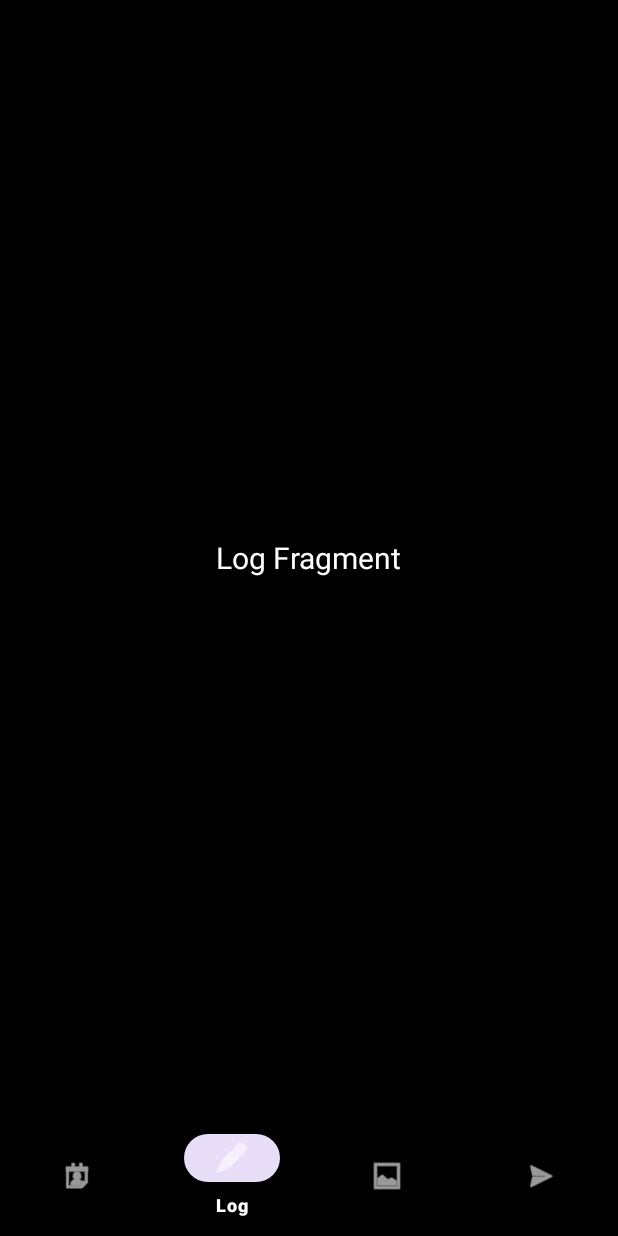
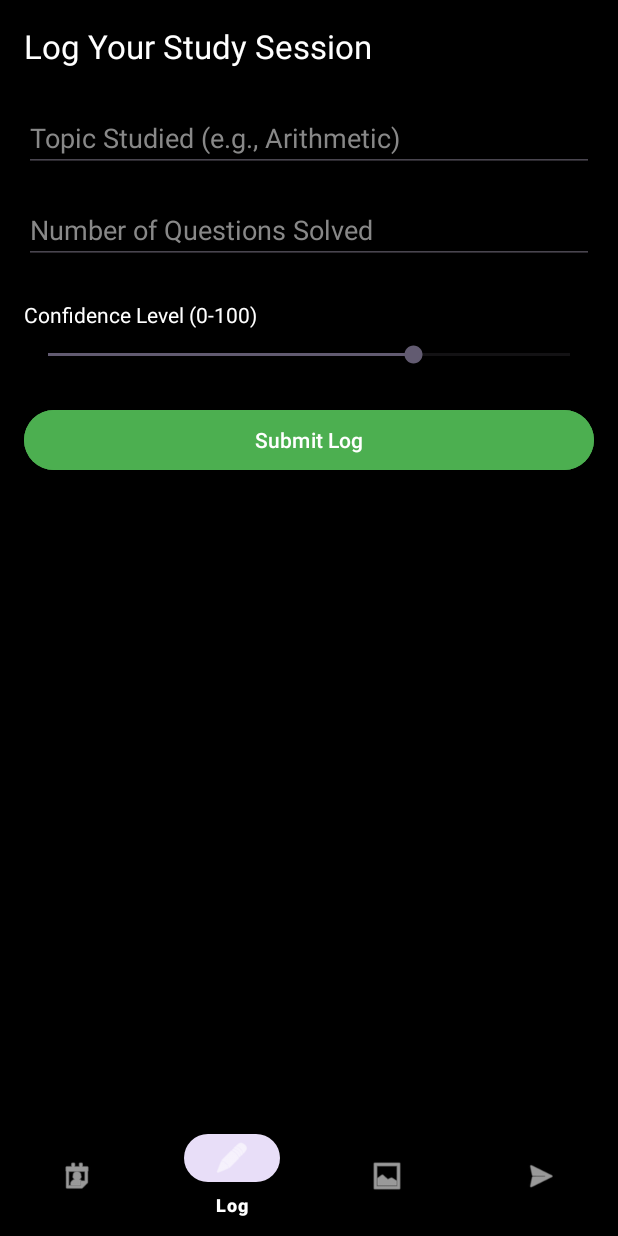
Before and after one commit to MistFullSnow/CatPrepAppNew, an Android app: the screen it shows after launch (MainActivity), item 2 of the bottom bar chosen, on a phone screen of 412 x 824 dp. Run offline under Robolectric (Android 15) with nearby library versions, the phone set to English and light mode, and no system bars.

Commit message:
Update fragment_log.xml

```diff
--- a/app/src/main/res/layout/fragment_log.xml
+++ b/app/src/main/res/layout/fragment_log.xml
@@ -1,15 +1,68 @@
 <?xml version="1.0" encoding="utf-8"?>
-<FrameLayout xmlns:android="http://schemas.android.com/apk/res/android"
+<LinearLayout xmlns:android="http://schemas.android.com/apk/res/android"
     android:layout_width="match_parent"
     android:layout_height="match_parent"
+    android:orientation="vertical"
+    android:padding="16dp"
     android:background="#000000">
 
     <TextView
         android:layout_width="wrap_content"
         android:layout_height="wrap_content"
+        android:text="Log Your Study Session"
+        android:textColor="@color/white"
+        android:textSize="22sp"
+        android:layout_marginBottom="24dp"/>
+
+    <EditText
+        android:id="@+id/topicEditText"
+        android:layout_width="match_parent"
+        android:layout_height="wrap_content"
+        android:hint="Topic Studied (e.g., Arithmetic)"
+        android:textColor="@color/white"
+        android:textColorHint="#888888"
+        android:layout_marginBottom="16dp"/>
+
+    <EditText
+        android:id="@+id/questionsEditText"
+        android:layout_width="match_parent"
+        android:layout_height="wrap_content"
+        android:hint="Number of Questions Solved"
+        android:inputType="number"
+        android:textColor="@color/white"
+        android:textColorHint="#888888"
+        android:layout_marginBottom="16dp"/>
+
+    <TextView
+        android:layout_width="wrap_content"
+        android:layout_height="wrap_content"
+        android:text="Confidence Level (0-100)"
+        android:textColor="@color/white"
+        android:layout_marginTop="8dp"/>
+
+    <SeekBar
+        android:id="@+id/confidenceSeekBar"
+        android:layout_width="match_parent"
+        android:layout_height="wrap_content"
+        android:max="100"
+        android:progress="70"
+        android:layout_marginTop="8dp"
+        android:layout_marginBottom="24dp"/>
+
+    <Button
+        android:id="@+id/submitButton"
+        android:layout_width="match_parent"
+        android:layout_height="wrap_content"
+        android:text="Submit Log"
+        android:backgroundTint="#4CAF50"
+        android:textColor="@color/white"/>
+
+    <ProgressBar
+        android:id="@+id/logProgressBar"
+        android:layout_width="wrap_content"
+        android:layout_height="wrap_content"
         android:layout_gravity="center"
-        android:textColor="#FFFFFF"
-        android:textSize="20sp"
-        android:text="Log Fragment" />
+        android:visibility="gone"
+        android:layout_marginTop="16dp"/>
 
-</FrameLayout>
+</LinearLayout>
```
